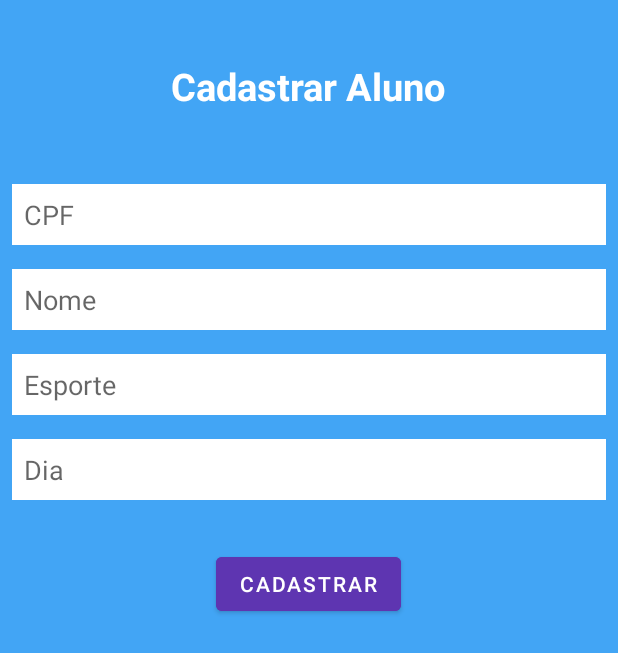
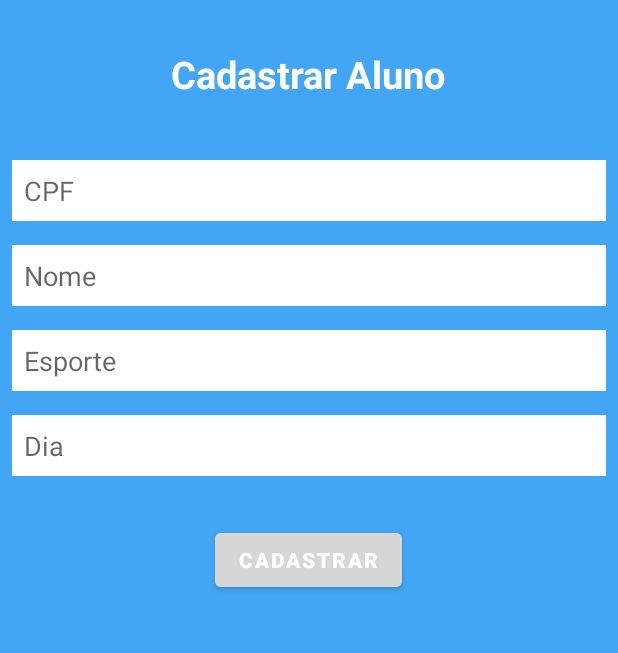
Before and after one commit to JvAvelar/app-gerenciador-matriculas, an Android app: the AddActivity screen opened directly, with no data from a screen before it, on a phone screen of 412 x 824 dp. Shown: the top 653 px of the screen. Run offline under Robolectric (Android 15) with nearby library versions, the phone set to English and light mode, and no system bars; our stand-ins replace Room's generated code.

Commit message:
Implementação: Alterado algumas cores de texto e botão no style.xml

```diff
--- a/app/src/main/res/values/style.xml
+++ b/app/src/main/res/values/style.xml
@@ -5,7 +5,6 @@
         <item name="android:layout_width">wrap_content</item>
         <item name="android:layout_height">wrap_content</item>
         <item name="android:layout_margin">32dp</item>
-        <item name="android:padding">8dp</item>
         <item name="android:textSize">25sp</item>
         <item name="android:textColor">@color/white</item>
         <item name="android:textStyle">bold</item>
@@ -25,13 +24,17 @@
         <item name="android:layout_height">wrap_content</item>
         <item name="android:layout_marginTop">24dp</item>
         <item name="android:layout_gravity">center_horizontal</item>
-        <item name="android:backgroundTint">@color/purple</item>
+        <item name="android:backgroundTint">@color/Darkgray</item>
+        <item name="android:textColor">@color/white</item>
+        <item name="android:textStyle">bold</item>
+
     </style>
 
     <style name="CardTextNormal" >
         <item name="android:layout_width">wrap_content</item>
         <item name="android:layout_height">wrap_content</item>
         <item name="android:textSize">24sp</item>
+        <item name="android:textColor">@color/black</item>
         <item name="android:textStyle">bold</item>
     </style>
 
```
